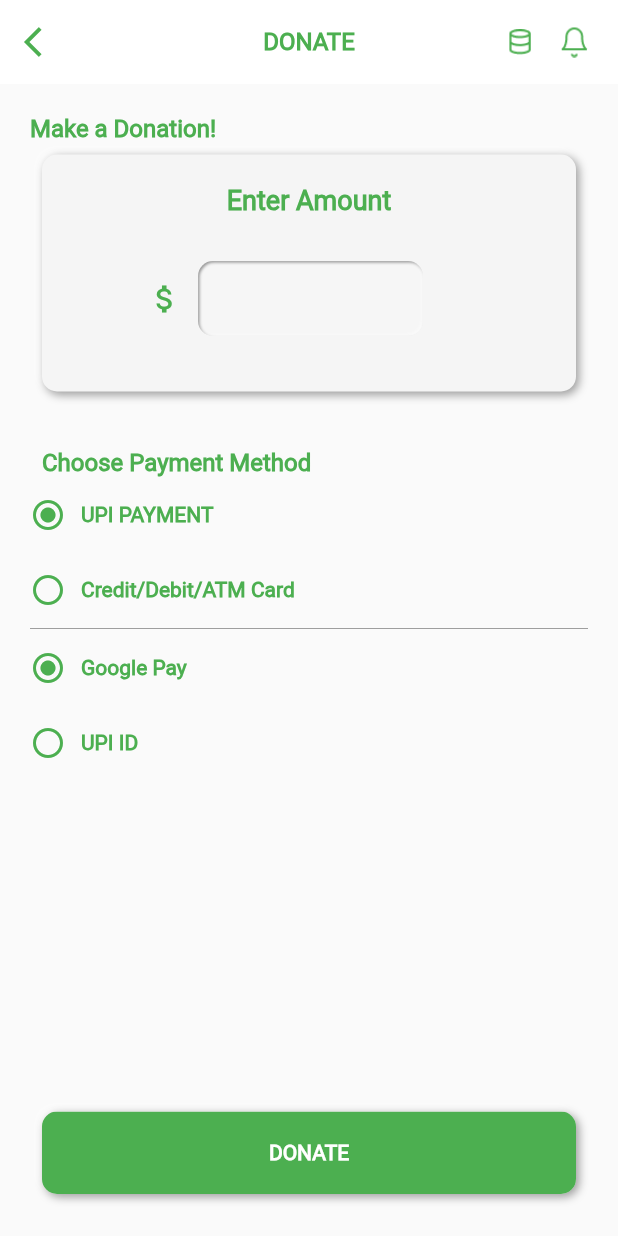
After one commit to growlah/grow_local_eat_local, a Flutter app: the DonateScreen screen opened directly, on a phone screen of 412 x 824 dp. The commit adds this screen. Run offline on Flutter 3.47's test engine with Material 2 defaults, Android fonts, the light colour scheme and no system bars; drawn by our look-alikes of flutter_neumorphic; our stand-ins replace camera, chewie, firebase_auth, fluttertoast, image_picker, video_player; missing offline and left inert: arcore_flutter_plugin; accounts and stored records are empty.

Commit message:
donation screen implemented

```diff
--- a/lib/view/app_drawer.dart
+++ b/lib/view/app_drawer.dart
@@ -10,6 +10,7 @@ import 'package:grow_lah/model/app_drawer_model.dart';
 import 'package:grow_lah/utils/app_config.dart';
 import 'package:grow_lah/utils/assets.dart';
 import 'package:grow_lah/view/ar_view.dart';
+import 'package:grow_lah/view/donate_screen.dart';
 import 'package:grow_lah/view/my_subs.dart';
 import 'package:grow_lah/view/profile_screen.dart';
 import 'package:grow_lah/view/refer_earn.dart';
@@ -59,13 +60,15 @@ class _AppDrawerState extends State<AppDrawer> {
                  padding: const EdgeInsets.only(left:20.0,top: 20.0),
                  child: InkWell(
                    onTap: (){
-                     var route5=MaterialPageRoute(builder: (context)=>ReferAndEarn());
                      var route0=MaterialPageRoute(builder: (context)=>MyProfile());
+                     var route1=MaterialPageRoute(builder: (context)=>DonateScreen());
                      var route2=MaterialPageRoute(builder: (context)=>Settings());
                      var route4=MaterialPageRoute(builder: (context)=>MySubscriptions());
+                     var route5=MaterialPageRoute(builder: (context)=>ReferAndEarn());
 
                      switch(index){
                        case 0:moveToNext(route0);break;
+                       case 1:moveToNext(route1);break;
                        case 2:moveToNext(route2);break;
                        case 4:moveToNext(route4);break;
                        case 5:moveToNext(route5);break;
--- /dev/null
+++ b/lib/view/donate_screen.dart
@@ -0,0 +1,199 @@
+import 'package:flutter/material.dart';
+import 'package:flutter_neumorphic/flutter_neumorphic.dart';
+import 'package:grow_lah/utils/app_config.dart';
+
+class DonateScreen extends StatefulWidget {
+  DonateScreen({Key key}) : super(key: key);
+
+  @override
+  _DonateScreenState createState() {
+    return _DonateScreenState();
+  }
+}
+
+class _DonateScreenState extends State<DonateScreen> {
+  TextEditingController textEditingController=TextEditingController();
+  @override
+  void initState() {
+    super.initState();
+  }
+
+  @override
+  void dispose() {
+    super.dispose();
+  }
+
+  @override
+  Widget build(BuildContext context) {
+    return Scaffold(
+      resizeToAvoidBottomPadding: false,
+      appBar: AppConfig.appBar('DONATE', context, true),
+      body: Padding(
+        padding: const EdgeInsets.all(20.0),
+        child: Column(
+          crossAxisAlignment: CrossAxisAlignment.start,
+          children: <Widget>[
+            Text('Make a Donation!',style: TextStyle(
+              color: Colors.green,fontSize: 16.0,
+              fontWeight: FontWeight.bold,
+            ),),
+            Padding(
+              padding: const EdgeInsets.all(8.0),
+              child: Neumorphic(
+                style: AppConfig.neuStyle,
+                boxShape: AppConfig.neuShape,
+                child: Container(
+                  height: 158.0,
+                  width: 365.0,
+                  child: Center(
+                    child: Column(
+                      children: <Widget>[
+                        Padding(
+                          padding: const EdgeInsets.all(20.0),
+                          child: Text('Enter Amount',
+                          style: TextStyle(color: Colors.green,
+                          fontSize: 18.0,fontWeight: FontWeight.bold),),
+                        ),
+                        Padding(
+                          padding: const EdgeInsets.only(left:70.0),
+                          child: Row(
+                            children: <Widget>[
+                              Icon(Icons.attach_money,color: Colors.green,),
+                              Padding(
+                                padding: const EdgeInsets.all(10.0),
+                                child: Neumorphic(
+                                  boxShape: NeumorphicBoxShape.roundRect(BorderRadius.all(Radius.circular(10.0))),
+                                  style: NeumorphicStyle(depth: -2,
+                                      intensity: 0.86,
+                                      surfaceIntensity: 0.3,color: Colors.white12),
+                                  child: Container(
+                                    height: 50.0,
+                                    width: 150.0,
+                                    decoration: BoxDecoration(
+                                      borderRadius: BorderRadius.circular(10.0),
+                                    ),
+                                    child: TextField(
+                                      controller: textEditingController,
+                                      style: TextStyle(color: Colors.green,
+                                      fontSize: 18.0,fontWeight: FontWeight.bold),
+                                      textAlign: TextAlign.start,
+                                      keyboardType:TextInputType.numberWithOptions(),
+                                      maxLength: 10,
+                                      buildCounter: (BuildContext context,
+                                          {int currentLength,
+                                            int maxLength,
+                                            bool isFocused}) =>
+                                      null,
+                                      decoration: InputDecoration(
+                                          contentPadding: EdgeInsets.all(10.0),
+                                          border: InputBorder.none
+                                      ),
+
+                                    ),
+                                  ),
+                                ),
+                              ),
+                            ],
+                          ),
+                        ),
+                      ],
+                    ),
+                  ),
+                ),
+              ),
+            ),
+            Padding(
+              padding: const EdgeInsets.only(top:30.0,left: 8.0),
+              child: Text('Choose Payment Method',style: TextStyle(
+                fontWeight: FontWeight.bold,fontSize: 16.0,
+                color: Colors.green,
+              ),),
+            ),
+            Container(
+              height: 50.0,
+              child: Row(
+                children: <Widget>[
+                  Icon(Icons.radio_button_checked,color: Colors.green,),
+                  Padding(
+                    padding: const EdgeInsets.only(left:10.0),
+                    child: Text('UPI PAYMENT',style: TextStyle(color: Colors.green,
+                    fontSize: 14.0,fontWeight: FontWeight.bold),),
+                  )
+                ],
+              ),
+            ),
+            Container(
+              height: 50.0,
+              child: Row(
+                children: <Widget>[
+                  Icon(Icons.radio_button_unchecked,color: Colors.green,),
+                  Padding(
+                    padding: const EdgeInsets.only(left:10.0),
+                    child: Text('Credit/Debit/ATM Card',style: TextStyle(color: Colors.green,
+                        fontSize: 14.0,fontWeight: FontWeight.bold),),
+                  )
+                ],
+              ),
+            ),
+            AppConfig.divider(),
+            Container(
+              height: 50.0,
+              child: Row(
+                children: <Widget>[
+                  Icon(Icons.radio_button_checked,color: Colors.green,),
+                  Padding(
+                    padding: const EdgeInsets.only(left:10.0),
+                    child: Text('Google Pay',style: TextStyle(color: Colors.green,
+                        fontSize: 14.0,fontWeight: FontWeight.bold),),
+                  )
+                ],
+              ),
+            ),
+            Container(
+              height: 50.0,
+              child: Row(
+                children: <Widget>[
+                  Icon(Icons.radio_button_unchecked,color: Colors.green,),
+                  Padding(
+                    padding: const EdgeInsets.only(left:10.0),
+                    child: Text('UPI ID',style: TextStyle(color: Colors.green,
+                        fontSize: 14.0,fontWeight: FontWeight.bold),),
+                  )
+                ],
+              ),
+            ),
+            Expanded(child: Container()),
+            donateBtn()
+          ],
+        ),
+      ),
+    );
+  }
+
+  Widget donateBtn() {
+    return  Padding(
+      padding: const EdgeInsets.all(8.0),
+      child: Neumorphic(
+        style: AppConfig.neuStyle,
+        boxShape: AppConfig.neuShape,
+        child: Container(
+          height: 55.0,
+          width: 374.0,
+          color: Colors.green,
+          child: Padding(
+            padding: const EdgeInsets.all(10.0),
+            child: Center(
+              child: Text('DONATE', style: TextStyle(
+                  color: Colors.white,
+                  fontWeight: FontWeight.bold
+              ),),
+            ),
+          ),
+        ),
+      ),
+    );
+  }
+
+
+
+}
```
